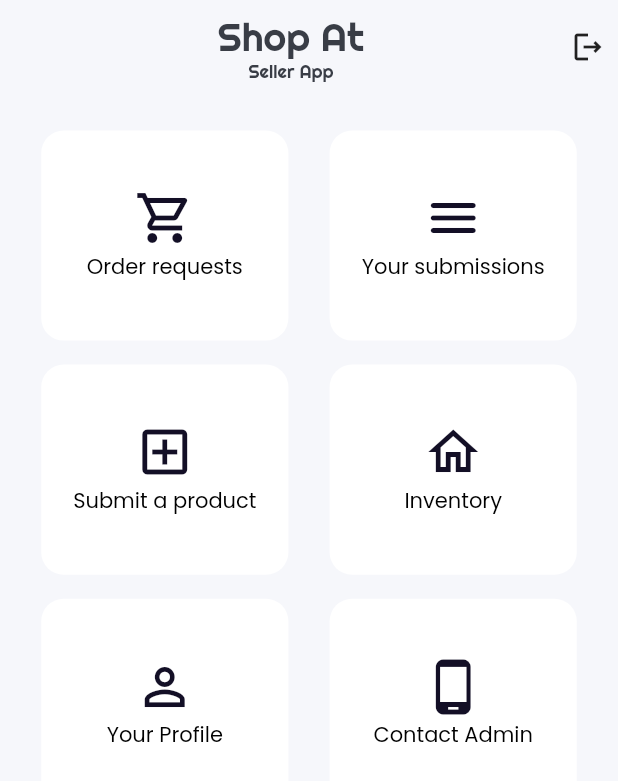
After one commit to 22shubh22/shopAt, a Flutter app: the SellerHome screen opened directly, on a phone screen of 412 x 824 dp. The commit adds this screen. Shown: the top 781 px of the screen. Run offline on Flutter 3.47's test engine with Material 2 defaults, Android fonts, the light colour scheme and no system bars; our stand-ins replace bot_toast, cloud_firestore, dotted_border, firebase_auth, firebase_core, google_fonts; accounts and stored records are empty.

Commit message:
Seller app UI for temp

```diff
--- /dev/null
+++ b/lib/seller_ui/seller_home.dart
@@ -0,0 +1,281 @@
+import 'package:flutter/material.dart';
+import 'package:shopat/global/colors.dart';
+
+class SellerHome extends StatefulWidget {
+  const SellerHome({Key? key}) : super(key: key);
+
+  @override
+  _SellerHomeState createState() => _SellerHomeState();
+}
+
+class _SellerHomeState extends State<SellerHome> {
+  @override
+  Widget build(BuildContext context) {
+    return Scaffold(
+      backgroundColor: AppColors.backgroundColorLight,
+      body: SafeArea(
+        child: Column(
+          children: [
+            Container(
+              child: Padding(
+                padding: const EdgeInsets.all(8.0),
+                child: Row(
+                  mainAxisAlignment: MainAxisAlignment.spaceBetween,
+                  children: [
+                    Container(),
+                    Row(
+                      mainAxisAlignment: MainAxisAlignment.center,
+                      children: [
+                        Column(
+                          children: [
+                            Text(
+                              "Shop At",
+                              style: TextStyle(
+                                fontFamily: "Righteous",
+                                fontWeight: FontWeight.w400,
+                                color: AppColors.accentColor,
+                                fontSize: 26.0,
+                              ),
+                            ),
+                            Text(
+                              "Seller App",
+                              style: TextStyle(
+                                fontFamily: "Righteous",
+                                fontWeight: FontWeight.w400,
+                                color: AppColors.accentColor,
+                                fontSize: 12.0,
+                              ),
+                            ),
+                          ],
+                        ),
+                      ],
+                    ),
+                    InkWell(
+                      onTap: () {},
+                      child: Container(
+                        child: Icon(
+                          Icons.logout_outlined,
+                        ),
+                      ),
+                    ),
+                  ],
+                ),
+              ),
+            ),
+            SizedBox(
+              height: 24.0,
+            ),
+            Expanded(
+              child: Column(
+                children: [
+                  Row(
+                    mainAxisAlignment: MainAxisAlignment.spaceEvenly,
+                    children: [
+                      Container(
+                        height: MediaQuery.of(context).size.height * 0.17,
+                        width: MediaQuery.of(context).size.width * 0.40,
+                        decoration: BoxDecoration(
+                          color: Colors.white,
+                          borderRadius: BorderRadius.circular(15),
+                        ),
+                        child: Column(
+                          mainAxisAlignment: MainAxisAlignment.center,
+                          children: [
+                            Icon(
+                              Icons.shopping_cart_outlined,
+                              color: Color(0XFF130F26),
+                              size: 40,
+                            ),
+                            SizedBox(
+                              height: 2.0,
+                            ),
+                            Text(
+                              "Order requests",
+                              style: TextStyle(
+                                color: Colors.black,
+                                fontFamily: "Poppins",
+                                fontWeight: FontWeight.w400,
+                                fontSize: 14.0,
+                              ),
+                              textAlign: TextAlign.center,
+                            ),
+                          ],
+                        ),
+                      ),
+                      Container(
+                        height: MediaQuery.of(context).size.height * 0.17,
+                        width: MediaQuery.of(context).size.width * 0.40,
+                        decoration: BoxDecoration(
+                          color: Colors.white,
+                          borderRadius: BorderRadius.circular(15),
+                        ),
+                        child: Column(
+                          mainAxisAlignment: MainAxisAlignment.center,
+                          children: [
+                            Icon(
+                              Icons.menu_rounded,
+                              color: Color(0XFF130F26),
+                              size: 40,
+                            ),
+                            SizedBox(
+                              height: 2.0,
+                            ),
+                            Text(
+                              "Your submissions",
+                              style: TextStyle(
+                                color: Colors.black,
+                                fontFamily: "Poppins",
+                                fontWeight: FontWeight.w400,
+                                fontSize: 14.0,
+                              ),
+                            ),
+                          ],
+                        ),
+                      ),
+                    ],
+                  ),
+                  SizedBox(
+                    height: 16.0,
+                  ),
+                  Row(
+                    mainAxisAlignment: MainAxisAlignment.spaceEvenly,
+                    children: [
+                      Container(
+                        height: MediaQuery.of(context).size.height * 0.17,
+                        width: MediaQuery.of(context).size.width * 0.40,
+                        decoration: BoxDecoration(
+                          color: Colors.white,
+                          borderRadius: BorderRadius.circular(15),
+                        ),
+                        child: Column(
+                          mainAxisAlignment: MainAxisAlignment.center,
+                          children: [
+                            Icon(
+                              Icons.add_box_outlined,
+                              color: Color(0XFF130F26),
+                              size: 40,
+                            ),
+                            SizedBox(
+                              height: 2.0,
+                            ),
+                            Text(
+                              "Submit a product",
+                              style: TextStyle(
+                                color: Colors.black,
+                                fontFamily: "Poppins",
+                                fontWeight: FontWeight.w400,
+                                fontSize: 14.0,
+                              ),
+                            ),
+                          ],
+                        ),
+                      ),
+                      Container(
+                        height: MediaQuery.of(context).size.height * 0.17,
+                        width: MediaQuery.of(context).size.width * 0.40,
+                        decoration: BoxDecoration(
+                          color: Colors.white,
+                          borderRadius: BorderRadius.circular(15),
+                        ),
+                        child: Column(
+                          mainAxisAlignment: MainAxisAlignment.center,
+                          children: [
+                            Icon(
+                              Icons.home_outlined,
+                              color: Color(0XFF130F26),
+                              size: 40,
+                            ),
+                            SizedBox(
+                              height: 2.0,
+                            ),
+                            Text(
+                              "Inventory",
+                              style: TextStyle(
+                                color: Colors.black,
+                                fontFamily: "Poppins",
+                                fontWeight: FontWeight.w400,
+                                fontSize: 14.0,
+                              ),
+                            ),
+                          ],
+                        ),
+                      ),
+                    ],
+                  ),
+                  SizedBox(
+                    height: 16.0,
+                  ),
+                  Row(
+                    mainAxisAlignment: MainAxisAlignment.spaceEvenly,
+                    children: [
+                      Container(
+                        height: MediaQuery.of(context).size.height * 0.17,
+                        width: MediaQuery.of(context).size.width * 0.40,
+                        decoration: BoxDecoration(
+                          color: Colors.white,
+                          borderRadius: BorderRadius.circular(15),
+                        ),
+                        child: Column(
+                          mainAxisAlignment: MainAxisAlignment.center,
+                          children: [
+                            Icon(
+                              Icons.person_outline,
+                              color: Color(0XFF130F26),
+                              size: 40,
+                            ),
+                            SizedBox(
+                              height: 2.0,
+                            ),
+                            Text(
+                              "Your Profile",
+                              style: TextStyle(
+                                color: Colors.black,
+                                fontFamily: "Poppins",
+                                fontWeight: FontWeight.w400,
+                                fontSize: 14.0,
+                              ),
+                            ),
+                          ],
+                        ),
+                      ),
+                      Container(
+                        height: MediaQuery.of(context).size.height * 0.17,
+                        width: MediaQuery.of(context).size.width * 0.40,
+                        decoration: BoxDecoration(
+                          color: Colors.white,
+                          borderRadius: BorderRadius.circular(15),
+                        ),
+                        child: Column(
+                          mainAxisAlignment: MainAxisAlignment.center,
+                          children: [
+                            Icon(
+                              Icons.phone_android,
+                              color: Color(0XFF130F26),
+                              size: 40,
+                            ),
+                            SizedBox(
+                              height: 2.0,
+                            ),
+                            Text(
+                              "Contact Admin",
+                              style: TextStyle(
+                                color: Colors.black,
+                                fontFamily: "Poppins",
+                                fontWeight: FontWeight.w400,
+                                fontSize: 14.0,
+                              ),
+                            ),
+                          ],
+                        ),
+                      ),
+                    ],
+                  )
+                ],
+              ),
+            )
+          ],
+        ),
+      ),
+    );
+  }
+}
--- a/pubspec.yaml
+++ b/pubspec.yaml
@@ -54,6 +54,7 @@ flutter:
   # To add assets to your application, add an assets section, like this:
   assets:
     - assets/images/Lock.png
+    - assets/images/lockCenter.png
   #   - images/a_dot_ham.jpeg
 
   # An image asset can refer to one or more resolution-specific "variants", see
```
Also changed, not shown: lib/screens/profile_settings_page.dart (+75 -0 lines), lib/seller_ui/contact_admin.dart (added, +154 -0 lines), lib/seller_ui/seller_login.dart (added, +226 -0 lines), assets/images/lockCenter.png (added).
